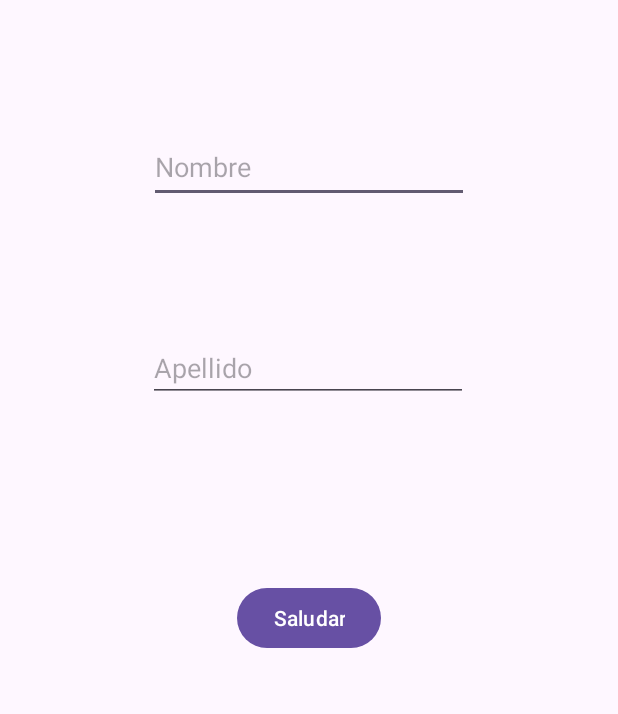
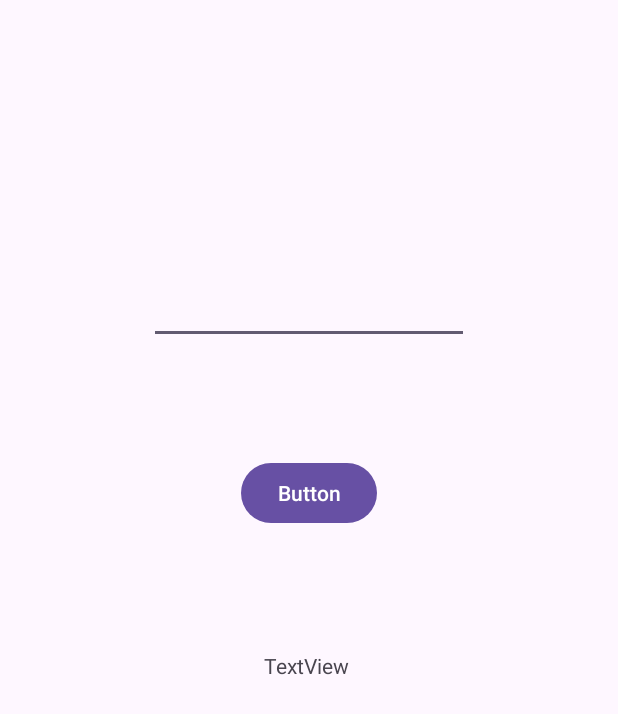
Before and after one commit to moisestz1011/Test-CM, an Android app: the screen it shows after launch (MainActivity before the commit, MainUser2 after it), on a phone screen of 412 x 824 dp. Shown: the top 714 px of the screen. Run offline under Robolectric (Android 15) with nearby library versions, the phone set to English and light mode, and no system bars.

Commit message:
add login activity

```diff
--- a/app/src/main/AndroidManifest.xml
+++ b/app/src/main/AndroidManifest.xml
@@ -13,13 +13,21 @@
         android:theme="@style/Theme.AppUno"
         tools:targetApi="31">
         <activity
+            android:name=".MainUser2"
+            android:exported="true">
+        <intent-filter>
+            <action android:name="android.intent.action.MAIN" />
+            <category android:name="android.intent.category.LAUNCHER" />
+        </intent-filter>
+        </activity>
+        <activity
             android:name=".MainActivity"
             android:exported="true">
-            <intent-filter>
-                <action android:name="android.intent.action.MAIN" />
+<!--            <intent-filter>-->
+<!--                <action android:name="android.intent.action.MAIN" />-->
 
-                <category android:name="android.intent.category.LAUNCHER" />
-            </intent-filter>
+<!--                <category android:name="android.intent.category.LAUNCHER" />-->
+<!--            </intent-filter>-->
         </activity>
     </application>
 
--- a/app/src/main/java/com/example/appuno/MainActivity.java
+++ b/app/src/main/java/com/example/appuno/MainActivity.java
@@ -15,6 +15,7 @@ public class MainActivity extends AppCompatActivity {
 
     public EditText editText;
     public EditText txtApe;
+    public EditText tv1;
     private void showToast(String message) {
         Toast.makeText(this, message, Toast.LENGTH_SHORT).show();
     }
@@ -33,6 +34,9 @@ public class MainActivity extends AppCompatActivity {
         showToast("This OnCreate");
         editText = findViewById(R.id.txtEditName);
         txtApe = findViewById(R.id.txtApellido);
+        tv1 = findViewById(R.id.tvSaludo);
+        String user = getIntent().getStringExtra("user");
+        editText.setText("Holaaaa"+ user);
     }
 
     public void Saludar(View view){
--- /dev/null
+++ b/app/src/main/java/com/example/appuno/MainUser2.java
@@ -0,0 +1,35 @@
+package com.example.appuno;
+
+import android.content.Intent;
+import android.os.Bundle;
+import android.view.View;
+import android.widget.EditText;
+
+import androidx.activity.EdgeToEdge;
+import androidx.appcompat.app.AppCompatActivity;
+import androidx.core.graphics.Insets;
+import androidx.core.view.ViewCompat;
+import androidx.core.view.WindowInsetsCompat;
+
+public class MainUser2 extends AppCompatActivity {
+
+    EditText name;
+    @Override
+    protected void onCreate(Bundle savedInstanceState) {
+        super.onCreate(savedInstanceState);
+        EdgeToEdge.enable(this);
+        setContentView(R.layout.activity_main_user2);
+        ViewCompat.setOnApplyWindowInsetsListener(findViewById(R.id.main), (v, insets) -> {
+            Insets systemBars = insets.getInsets(WindowInsetsCompat.Type.systemBars());
+            v.setPadding(systemBars.left, systemBars.top, systemBars.right, systemBars.bottom);
+            return insets;
+        });
+        name = findViewById(R.id.txtName);
+    }
+    public void Login(View view){
+        String usuario = name.getText().toString();
+        Intent i = new Intent(this, MainActivity.class);
+        i.putExtra("User",usuario);
+        startActivity(i);
+    }
+}
--- /dev/null
+++ b/app/src/main/res/layout/activity_main_user2.xml
@@ -0,0 +1,41 @@
+<?xml version="1.0" encoding="utf-8"?>
+<androidx.constraintlayout.widget.ConstraintLayout xmlns:android="http://schemas.android.com/apk/res/android"
+    xmlns:app="http://schemas.android.com/apk/res-auto"
+    xmlns:tools="http://schemas.android.com/tools"
+    android:id="@+id/main"
+    android:layout_width="match_parent"
+    android:layout_height="match_parent"
+    tools:context=".MainUser2">
+
+    <EditText
+        android:id="@+id/txtName"
+        android:layout_width="wrap_content"
+        android:layout_height="wrap_content"
+        android:layout_marginTop="184dp"
+        android:ems="10"
+        android:inputType="text"
+        app:layout_constraintEnd_toEndOf="parent"
+        app:layout_constraintStart_toStartOf="parent"
+        app:layout_constraintTop_toTopOf="parent" />
+
+    <Button
+        android:id="@+id/button"
+        android:layout_width="wrap_content"
+        android:layout_height="wrap_content"
+        android:layout_marginTop="75dp"
+        android:onClick="Login"
+        android:text="Button"
+        app:layout_constraintEnd_toEndOf="parent"
+        app:layout_constraintStart_toStartOf="parent"
+        app:layout_constraintTop_toBottomOf="@+id/txtName" />
+
+    <TextView
+        android:id="@+id/tvSaludo"
+        android:layout_width="wrap_content"
+        android:layout_height="wrap_content"
+        android:layout_marginStart="15dp"
+        android:layout_marginTop="81dp"
+        android:text="TextView"
+        app:layout_constraintStart_toStartOf="@+id/button"
+        app:layout_constraintTop_toBottomOf="@+id/button" />
+</androidx.constraintlayout.widget.ConstraintLayout>
```
